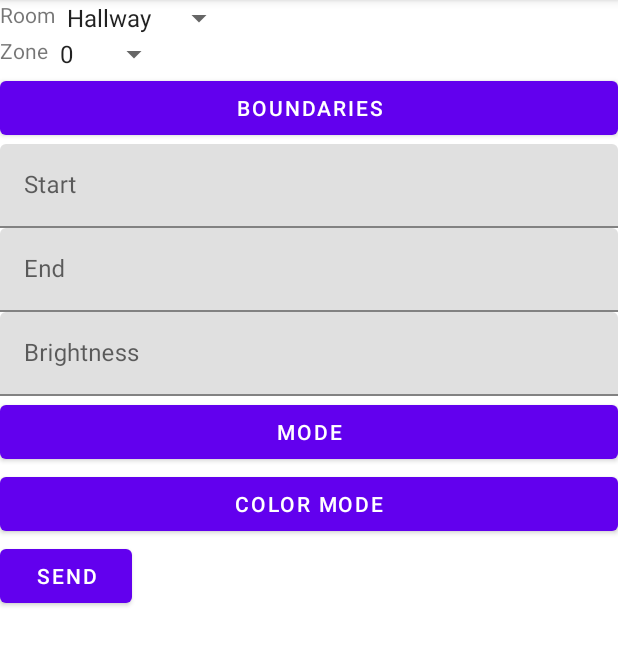
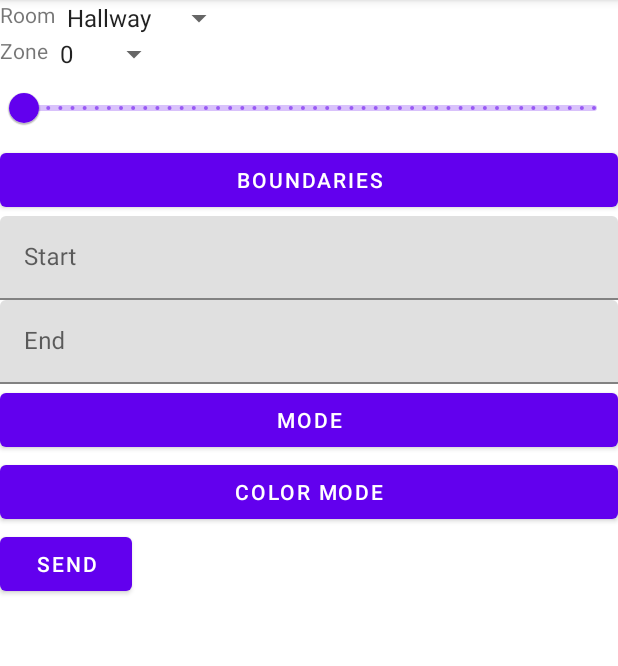
Before and after one commit to Nolven/home, an Android app: the fragment FragmentLed placed in its activity, after a tap on "BOUNDARIES", on a phone screen of 412 x 824 dp, the part 84-750 px from its top. Run offline under Robolectric (Android 15) with nearby library versions, the phone set to English and light mode, and no system bars; our stand-ins replace Room's generated code; libraries missing offline, so code that uses them is left out: com.flask.colorpicker, org.eclipse.paho.

Commit message:
Brightness slider add (moved from general)

```diff
--- a/androidApp/app/src/main/res/layout/fragment_led.xml
+++ b/androidApp/app/src/main/res/layout/fragment_led.xml
@@ -37,6 +37,14 @@
             android:layout_width="match_parent"
             android:layout_height="wrap_content" />
     </LinearLayout>
+
+    <com.google.android.material.slider.Slider
+        android:id="@+id/brightness_slider"
+        android:valueFrom="0"
+        android:valueTo="255"
+        android:stepSize="1"
+        android:layout_width="match_parent"
+        android:layout_height="wrap_content" />
 
     <ScrollView
         android:layout_width="match_parent"
--- a/androidApp/app/src/main/res/layout/led_general.xml
+++ b/androidApp/app/src/main/res/layout/led_general.xml
@@ -31,18 +31,4 @@
             android:maxLength="5"
             android:hint="@string/led_end_hint"/>
     </com.google.android.material.textfield.TextInputLayout>
-
-    <com.google.android.material.textfield.TextInputLayout
-        android:layout_width="match_parent"
-        style="@style/ThemeOverlay.MaterialComponents.TextInputEditText.OutlinedBox"
-        android:layout_height="wrap_content">
-        <com.google.android.material.textfield.TextInputEditText
-            android:id="@+id/brightness_textEdit"
-            android:layout_width="match_parent"
-            android:layout_height="wrap_content"
-            android:inputType="number"
-            android:maxLength="3"
-            android:hint="@string/led_brightness"/>
-    </com.google.android.material.textfield.TextInputLayout>
-
 </LinearLayout>
```
Also changed, not shown: androidApp/app/src/main/java/com/example/homecontrole/led/LedFragment.kt (+6 -12 lines).
